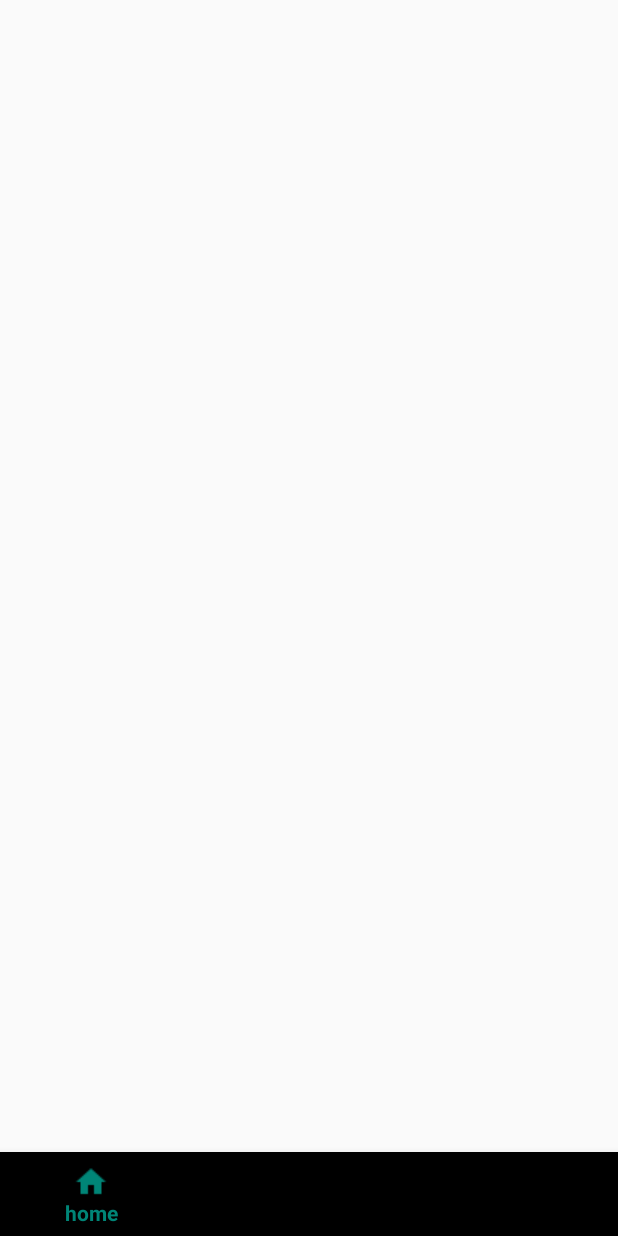
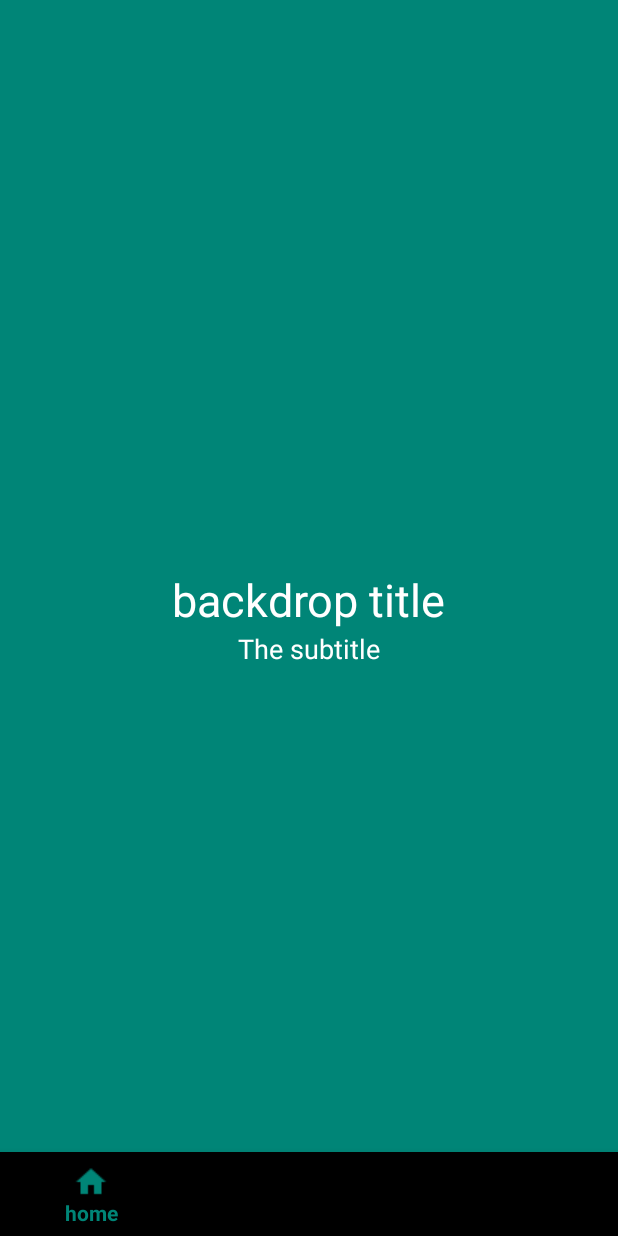
Before and after one commit to brandondasb/RecyclerViewtest, an Android app: the layout activity_main.xml on its own in the app's theme, with its tools: preview values and no code run, on a phone screen of 412 x 824 dp. Run offline under Robolectric (Android 15) with nearby library versions, the phone set to English and light mode, and no system bars.

```diff
--- a/app/build.gradle
+++ b/app/build.gradle
@@ -32,4 +32,10 @@ dependencies {
     //circle image view
     implementation 'de.hdodenhof:circleimageview:3.0.0'
     implementation 'com.android.support:design:28.0.0'
+
+    // Shimmer
+    implementation 'com.facebook.shimmer:shimmer:0.1.0@aar'
+    // volley http library
+    implementation 'com.android.volley:volley:1.1.0'
+    implementation 'com.google.code.gson:gson:2.6.2'
 }
--- a/app/src/main/res/layout/activity_main.xml
+++ b/app/src/main/res/layout/activity_main.xml
@@ -1,7 +1,80 @@
 <?xml version="1.0" encoding="utf-8"?>
-<RelativeLayout xmlns:android="http://schemas.android.com/apk/res/android"
+<android.support.design.widget.CoordinatorLayout xmlns:android="http://schemas.android.com/apk/res/android"
+    xmlns:tools="http://schemas.android.com/tools"
     xmlns:app="http://schemas.android.com/apk/res-auto"
-    xmlns:tools="http://schemas.android.com/tools"
+    android:layout_width="match_parent"
+    android:layout_height="match_parent">
+
+    <android.support.design.widget.AppBarLayout
+        android:id="@+id/appbar"
+        android:layout_height="match_parent"
+        android:layout_width="match_parent"
+        android:fitsSystemWindows="true"
+        android:theme="@style/ThemeOverlay.AppCompat.Dark.ActionBar">
+        <android.support.design.widget.CollapsingToolbarLayout
+            android:id="@+id/collapsing_toolbar"
+            android:layout_width="match_parent"
+            android:layout_height="match_parent"
+            android:fitsSystemWindows="true"
+            app:contentScrim="?attr/colorPrimary"
+            app:expandedTitleMarginEnd="64dp"
+            app:expandedTitleMarginStart="48dp"
+            app:expandedTitleTextAppearance="@android:color/transparent"
+            app:layout_scrollFlags="scroll|exitUntilCollapsed">
+--
+            <RelativeLayout
+                android:layout_width="wrap_content"
+                android:layout_height="wrap_content">
+
+                <ImageView
+                    android:id="@+id/backdrop"
+                    android:layout_width="match_parent"
+                    android:layout_height="match_parent"
+                    android:fitsSystemWindows="true"
+                    android:scaleType="centerCrop"
+                    app:layout_collapseMode="parallax" />
+
+                <LinearLayout
+                    android:layout_width="wrap_content"
+                    android:layout_height="wrap_content"
+                    android:layout_centerInParent="true"
+                    android:gravity="center_horizontal"
+                    android:orientation="vertical">
+
+                    <TextView
+                        android:id="@+id/love_music"
+                        android:layout_width="wrap_content"
+                        android:layout_height="wrap_content"
+                        android:text="@string/backdrop_title"
+                        android:textColor="@android:color/white"
+                        android:textSize="@dimen/backdrop_title" />
+
+                    <TextView
+                        android:layout_width="wrap_content"
+                        android:layout_height="wrap_content"
+                        android:text="@string/backdrop_subtitle"
+                        android:textColor="@android:color/white"
+                        android:textSize="@dimen/backdrop_subtitle" />
+
+                </LinearLayout>
+            </RelativeLayout>
+            --
+
+            <android.support.v7.widget.Toolbar
+                android:id="@+id/toolbar"
+                android:layout_width="match_parent"
+                android:layout_height="?attr/actionBarSize"
+                app:layout_collapseMode="pin"
+                app:popupTheme="@style/ThemeOverlay.AppCompat.Light" />
+
+
+
+
+        </android.support.design.widget.CollapsingToolbarLayout>
+    </android.support.design.widget.AppBarLayout>
+
+
+    <RelativeLayout
         android:layout_width="match_parent"
         android:layout_height="match_parent"
         tools:context=".MainActivity">
@@ -10,11 +83,9 @@
             android:id="@+id/fragment_container"
             android:layout_width="match_parent"
             android:layout_height="match_parent"
-        android:layout_above="@+id/bottom_navigation"
-        />
+            android:layout_above="@+id/bottom_navigation" />
         //RecyclerView aka the container that will take all the list
         Item and display them in there/
-
 
 
         <android.support.design.widget.BottomNavigationView
@@ -22,7 +93,12 @@
             android:layout_width="match_parent"
             android:layout_height="56dp"
             android:layout_alignParentStart="true"
+            android:layout_alignParentTop="false"
             android:layout_alignParentBottom="true"
-       app:menu="@menu/menu_bottom_navigation_bar"/>
+            android:layout_marginStart="0dp"
+            android:layout_marginTop="0dp"
+            android:layout_marginBottom="0dp"
+            app:menu="@menu/menu_bottom_navigation_bar" />
 
     </RelativeLayout>
+</android.support.design.widget.CoordinatorLayout>
--- a/app/src/main/res/values/colors.xml
+++ b/app/src/main/res/values/colors.xml
@@ -3,6 +3,10 @@
     <color name="colorPrimary">#008577</color>
     <color name="colorPrimaryDark">#00574B</color>
     <color name="colorAccent">#D81B60</color>
+
+    //
+    <color name="viewBg">#f1f5f8</color>
+    <color name="album_title">#4c4c4c</color>
     // bottom menu
     <string name="redirect_url">https://instagram.com/</string>
     <string name="base_url">https://api.instagram.com/</string>
--- a/app/src/main/res/values/strings.xml
+++ b/app/src/main/res/values/strings.xml
@@ -1,3 +1,5 @@
 <resources>
     <string name="app_name">RecyclerViewtest</string>
+    <string name="backdrop_title">backdrop title</string>
+    <string name="backdrop_subtitle">The subtitle</string>
 </resources>
```
Also changed, not shown: app/src/main/java/com/dasb/brandonmilambo/recyclerviewtest/View/HomeFragment.java (+24 -2 lines), app/src/main/res/layout/fragment_home.xml (+12 -0 lines), app/src/main/res/layout/list_item.xml (+12 -2 lines), app/src/main/res/values/dimens.xml (added, +24 -0 lines). Lines whose indentation alone changed are shown as unchanged.
